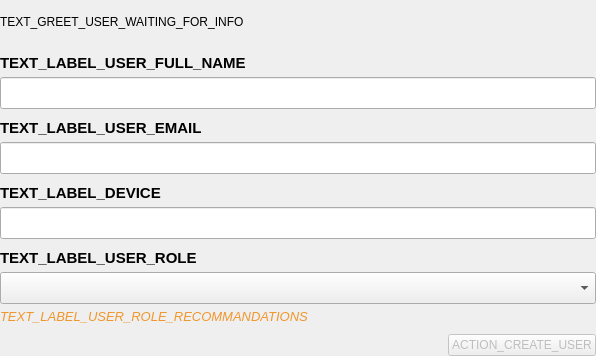
First picture: the form in parsec/core/gui/forms/greet_user_check_info_widget.ui, repository Scille/parsec-cloud, before the edit.
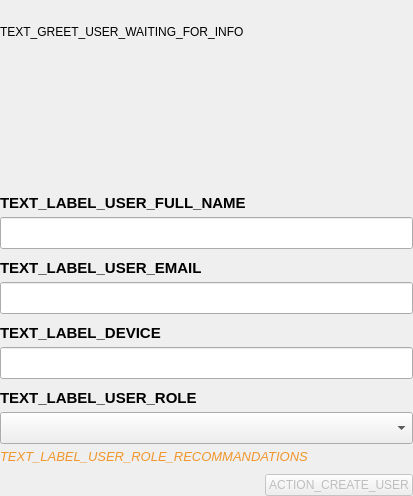
Second picture: the form after the edit. Custom widgets are drawn as their Qt base class.

Commit message: [GUI] Update greet/claim with new messages, spinners and confirmation

```diff
--- a/parsec/core/gui/forms/greet_user_check_info_widget.ui
+++ b/parsec/core/gui/forms/greet_user_check_info_widget.ui
@@ -6,8 +6,8 @@
    <rect>
     <x>0</x>
     <y>0</y>
-    <width>596</width>
-    <height>356</height>
+    <width>413</width>
+    <height>496</height>
    </rect>
   </property>
   <property name="windowTitle">
@@ -35,13 +35,80 @@
     <number>0</number>
    </property>
    <item>
-    <widget class="QLabel" name="label_waiting">
-     <property name="text">
-      <string>TEXT_GREET_USER_WAITING_FOR_INFO</string>
-     </property>
-     <property name="wordWrap">
-      <bool>true</bool>
-     </property>
+    <widget class="QWidget" name="widget_waiting" native="true">
+     <layout class="QVBoxLayout" name="verticalLayout_4">
+      <property name="spacing">
+       <number>20</number>
+      </property>
+      <property name="leftMargin">
+       <number>0</number>
+      </property>
+      <property name="topMargin">
+       <number>0</number>
+      </property>
+      <property name="rightMargin">
+       <number>0</number>
+      </property>
+      <property name="bottomMargin">
+       <number>0</number>
+      </property>
+      <item>
+       <widget class="QLabel" name="label_waiting">
+        <property name="text">
+         <string>TEXT_GREET_USER_WAITING_FOR_INFO</string>
+        </property>
+        <property name="wordWrap">
+         <bool>true</bool>
+        </property>
+       </widget>
+      </item>
+      <item>
+       <layout class="QHBoxLayout" name="horizontalLayout_2">
+        <item>
+         <spacer name="horizontalSpacer_2">
+          <property name="orientation">
+           <enum>Qt::Horizontal</enum>
+          </property>
+          <property name="sizeHint" stdset="0">
+           <size>
+            <width>40</width>
+            <height>20</height>
+           </size>
+          </property>
+         </spacer>
+        </item>
+        <item>
+         <widget class="SpinnerWidget" name="widget_spinner" native="true">
+          <property name="minimumSize">
+           <size>
+            <width>100</width>
+            <height>100</height>
+           </size>
+          </property>
+          <property name="maximumSize">
+           <size>
+            <width>100</width>
+            <height>100</height>
+           </size>
+          </property>
+         </widget>
+        </item>
+        <item>
+         <spacer name="horizontalSpacer_3">
+          <property name="orientation">
+           <enum>Qt::Horizontal</enum>
+          </property>
+          <property name="sizeHint" stdset="0">
+           <size>
+            <width>40</width>
+            <height>20</height>
+           </size>
+          </property>
+         </spacer>
+        </item>
+       </layout>
+      </item>
+     </layout>
     </widget>
    </item>
    <item>
@@ -289,6 +356,12 @@
    <extends>QLineEdit</extends>
    <header>parsec.core.gui.input_widgets</header>
   </customwidget>
+  <customwidget>
+   <class>SpinnerWidget</class>
+   <extends>QWidget</extends>
+   <header>parsec.core.gui.custom_widgets</header>
+   <container>1</container>
+  </customwidget>
  </customwidgets>
  <resources/>
  <connections/>
```
The commit also changes 11 other files.
